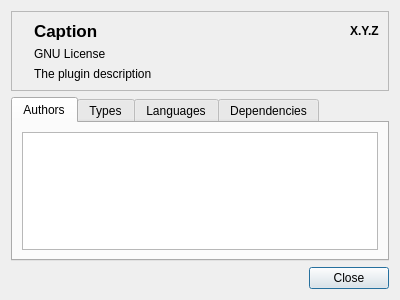
Old version of the form v2/trunk/monkey/src/pluginsmanager/ui/UIPluginsSettingsAbout.ui in the repository testmana2/mks.
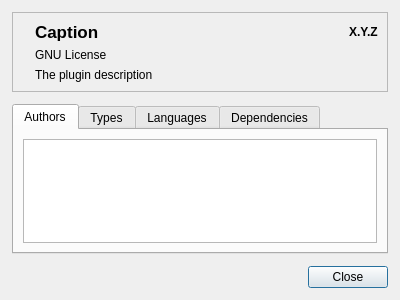
New version of the form. Icons and pictures are not drawn.

What changed in the file:
```diff
--- a/v2/trunk/monkey/src/pluginsmanager/ui/UIPluginsSettingsAbout.ui
+++ b/v2/trunk/monkey/src/pluginsmanager/ui/UIPluginsSettingsAbout.ui
@@ -10,16 +10,16 @@
     <height>300</height>
    </rect>
   </property>
-  <property name="sizePolicy">
-   <sizepolicy hsizetype="Maximum" vsizetype="Preferred">
-    <horstretch>0</horstretch>
-    <verstretch>0</verstretch>
-   </sizepolicy>
-  </property>
   <property name="windowTitle">
    <string>About Plugin: %1</string>
   </property>
   <layout class="QVBoxLayout" name="verticalLayout_5">
+   <property name="spacing">
+    <number>12</number>
+   </property>
+   <property name="margin">
+    <number>12</number>
+   </property>
    <item>
     <widget class="QFrame" name="frame">
      <property name="frameShape">
@@ -64,6 +64,11 @@
       </item>
       <item row="2" column="1" colspan="2">
        <widget class="QLabel" name="lDescription">
+        <property name="font">
+         <font>
+          <pointsize>9</pointsize>
+         </font>
+        </property>
         <property name="text">
          <string notr="true">The plugin description</string>
         </property>
@@ -105,6 +110,11 @@
       </item>
       <item row="1" column="1" colspan="2">
        <widget class="QLabel" name="lLicense">
+        <property name="font">
+         <font>
+          <pointsize>9</pointsize>
+         </font>
+        </property>
         <property name="text">
          <string notr="true">GNU License</string>
         </property>
@@ -132,6 +142,12 @@
        <string>Authors</string>
       </attribute>
       <layout class="QVBoxLayout" name="verticalLayout">
+       <property name="spacing">
+        <number>0</number>
+       </property>
+       <property name="margin">
+        <number>9</number>
+       </property>
        <item>
         <widget class="QListView" name="lvAuthors">
          <property name="editTriggers">
```
Left out of the diff: 20 changed lines with no effect on the pictures.
